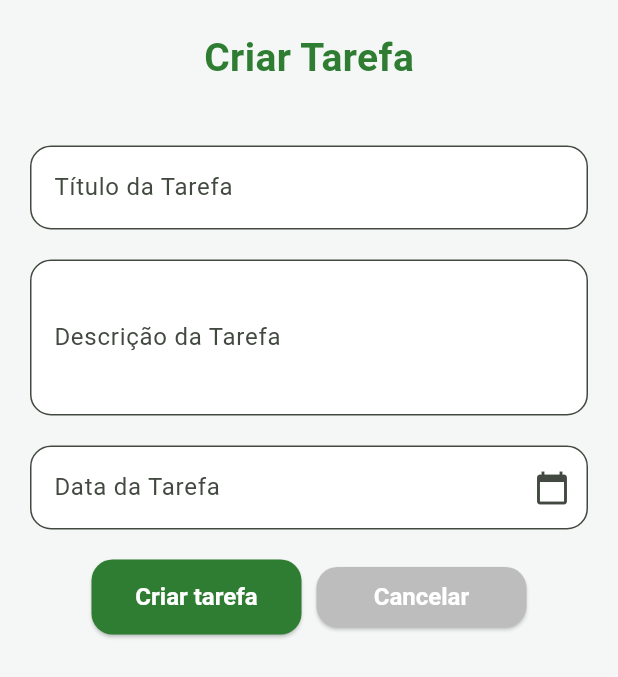
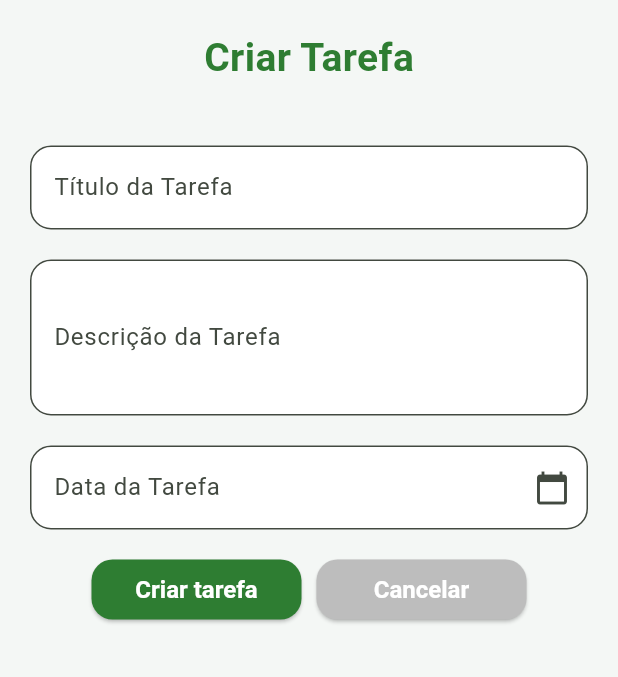
Before and after one commit to lalescadias/todolistfluter, a Flutter app: the CriarTarefaPage screen opened directly, on a phone screen of 412 x 824 dp. Shown: the top 677 px of the screen. Run offline on Flutter 3.47's test engine with Material 3 defaults, Android fonts, the light colour scheme and no system bars.

Commit message:
style: update button text style and adjust button height for better UI consistency

```diff
--- a/lib/criar_tarefa.dart
+++ b/lib/criar_tarefa.dart
@@ -79,7 +79,10 @@ Widget _buttonCancelar(BuildContext context) {
       ),
 
       onPressed: () => Navigator.pop(context),
-      child: const Text('Cancelar'),
+       child: const Text(
+        'Cancelar',
+        style: TextStyle(fontSize: 16, fontWeight: FontWeight.w600),
+      ),
     ),
   );
 }
@@ -88,7 +91,7 @@ Widget _buttonCancelar(BuildContext context) {
 Widget _buttonCriar(BuildContext context) {
   return SizedBox(
     width: 140,
-    height: 50,
+    height: 40,
     child: ElevatedButton(
       onPressed: () {
         final titulo = _tituloController.text;
```
